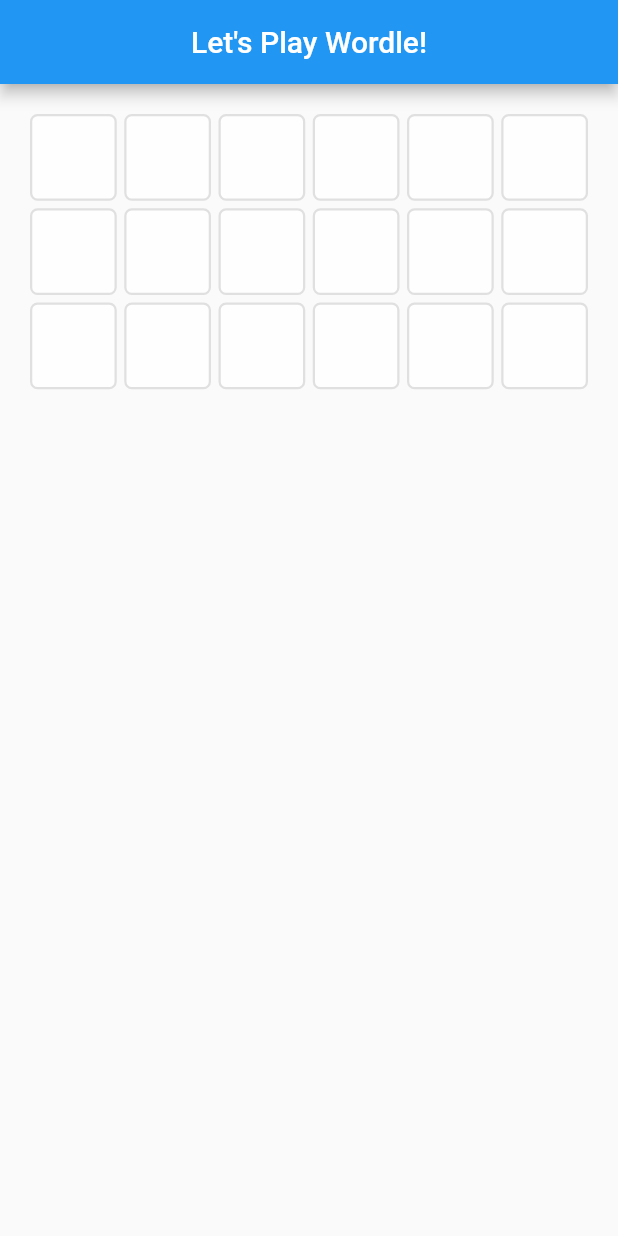
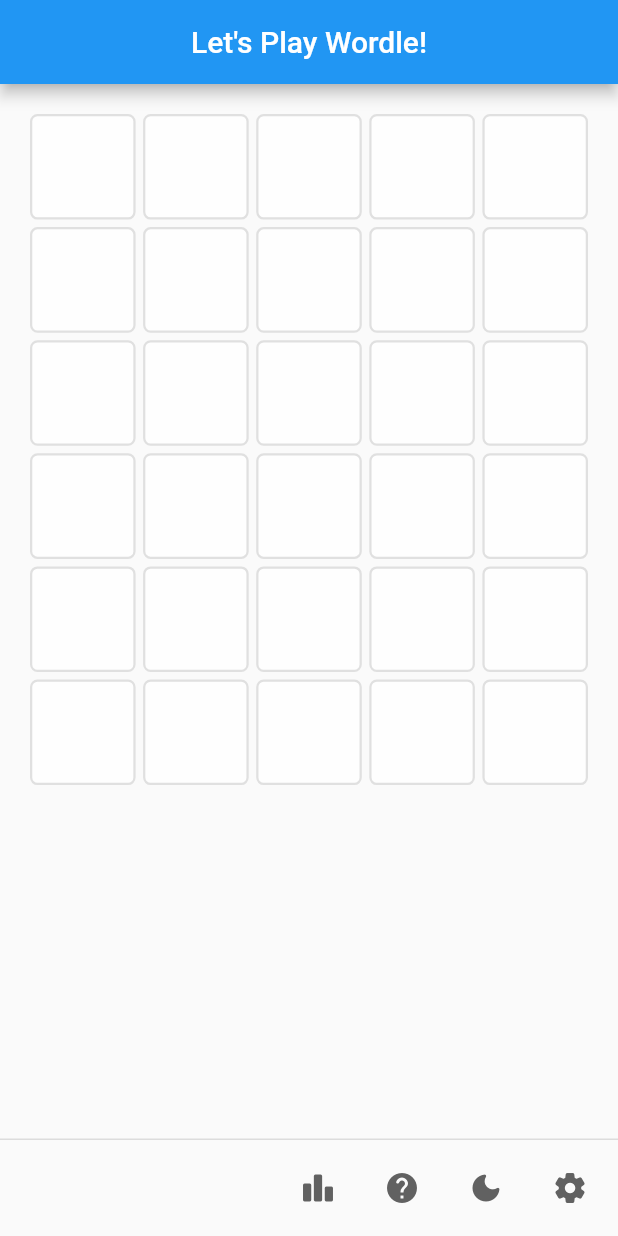
Before and after one commit to Fredorixo/wordle-puzzle-game, a Flutter app: the screen it shows after launch, on a phone screen of 412 x 824 dp. Run offline on Flutter 3.47's test engine with Material 2 defaults, Android fonts, the phone set to English and light mode, and no system bars.

Commit message:
Add Footer Buttons, Settings to change grid size, Notes for learnings

```diff
--- /dev/null
+++ b/lib/footer_buttons/settings.dart
@@ -0,0 +1,119 @@
+import "package:flutter/material.dart";
+import "package:wordle/constants/difficulty.dart";
+
+class Settings extends StatefulWidget {
+  final int letters;
+  final Difficulty difficulty;
+  final void Function(int) updateLetterCount;
+  final void Function(Difficulty) updateDifficulty;
+
+  const Settings({
+    Key? key,
+    required this.letters,
+    required this.difficulty,
+    required this.updateDifficulty,
+    required this.updateLetterCount,
+  }) : super(key: key);
+
+  @override
+  State<Settings> createState() => _SettingsState();
+}
+
+class _SettingsState extends State<Settings> {
+  @override
+  Widget build(BuildContext context) {
+    return IconButton(
+      tooltip: "Settings",
+      icon: Icon(
+        Icons.settings_rounded,
+        color: Colors.grey.shade700,
+        semanticLabel: "Settings",
+      ),
+      onPressed: () {
+        showModalBottomSheet(
+          enableDrag: false,
+          context: context,
+          builder: (BuildContext context) {
+            return Padding(
+              padding: const EdgeInsets.symmetric(vertical: 10.0),
+              child: Column(
+                mainAxisSize: MainAxisSize.min,
+                children: [
+                  ListTile(
+                    title: const Text("Difficulty"),
+                    subtitle: Wrap(
+                      spacing: 5.0,
+                      children: [
+                        ChoiceChip(
+                          label: const Text("Easy"),
+                          selected: widget.difficulty == Difficulty.easy,
+                          selectedColor: Colors.lightGreen,
+                          onSelected: (bool selected) {
+                            if (selected) {
+                              widget.updateDifficulty(Difficulty.easy);
+                            }
+                          },
+                          shape: ContinuousRectangleBorder(
+                            borderRadius: BorderRadius.circular(5.0),
+                          ),
+                        ),
+                        ChoiceChip(
+                          label: const Text("Medium"),
+                          selected: widget.difficulty == Difficulty.medium,
+                          selectedColor: Colors.yellow.shade800,
+                          onSelected: (bool selected) {
+                            if (selected) {
+                              widget.updateDifficulty(Difficulty.medium);
+                            }
+                          },
+                          shape: ContinuousRectangleBorder(
+                            borderRadius: BorderRadius.circular(5.0),
+                          ),
+                        ),
+                        ChoiceChip(
+                          label: const Text("Hard"),
+                          selected: widget.difficulty == Difficulty.hard,
+                          selectedColor: Colors.red.shade400,
+                          onSelected: (bool selected) {
+                            if (selected) {
+                              widget.updateDifficulty(Difficulty.hard);
+                            }
+                          },
+                          shape: ContinuousRectangleBorder(
+                            borderRadius: BorderRadius.circular(5.0),
+                          ),
+                        ),
+                      ],
+                    ),
+                  ),
+                  const Divider(),
+                  ListTile(
+                    title: const Text("Number of Letters"),
+                    subtitle: Wrap(
+                      children: [
+                        for (int count = 3; count <= 8; ++count)
+                          ChoiceChip(
+                            label: Text("$count"),
+                            selected: widget.letters == count,
+                            selectedColor: Colors.grey,
+                            onSelected: (bool selected) {
+                              if (selected) {
+                                widget.updateLetterCount(count);
+                              }
+                            },
+                            shape: ContinuousRectangleBorder(
+                              borderRadius: BorderRadius.circular(5.0),
+                            ),
+                          )
+                      ],
+                    ),
+                  ),
+                ],
+              ),
+            );
+          },
+        );
+      },
+    );
+  }
+}
--- a/lib/main.dart
+++ b/lib/main.dart
@@ -1,28 +1,4 @@
 import "package:flutter/material.dart";
-import "package:wordle/constants/difficulty.dart";
-import "package:wordle/text_field_grid.dart";
+import "package:wordle/wordle_app.dart";
 
-void main() => runApp(const MyApp());
-
-class MyApp extends StatelessWidget {
-  const MyApp({Key? key}) : super(key: key);
-
-  @override
-  Widget build(BuildContext context) {
-    return MaterialApp(
-      title: "Wordle App",
-      theme: ThemeData(primarySwatch: Colors.blue),
-      home: Scaffold(
-        appBar: AppBar(
-          title: const Text("Let's Play Wordle!"),
-          centerTitle: true,
-        ),
-        body: TextFieldGrid(
-          word: "MOBILE",
-          difficulty: Difficulty.medium,
-        ),
-      ),
-      debugShowCheckedModeBanner: false,
-    );
-  }
-}
+void main() => runApp(const WordleApp());
--- a/lib/text_field_grid.dart
+++ b/lib/text_field_grid.dart
@@ -6,7 +6,14 @@ import "package:wordle/text_field_tile.dart";
 class TextFieldGrid extends StatefulWidget {
   final String word;
   final Difficulty difficulty;
+
   final Map<String, int> map = {};
+  late final int tries;
+  late final List<List<FocusNode>> nodes;
+  late final List<List<Color>> fillColors;
+  late final List<bool> isReadOnly;
+  late final List<List<TextEditingController>> controllers;
+  late final List<Color> textColors;
 
   TextFieldGrid({
     Key? key,
@@ -16,29 +23,13 @@ class TextFieldGrid extends StatefulWidget {
     for (int i = 0; i < word.length; ++i) {
       map[word[i]] = map.containsKey(word[i]) ? map[word[i]]! + 1 : 1;
     }
-  }
 
-  @override
-  State<TextFieldGrid> createState() => _TextFieldGridState();
-}
-
-class _TextFieldGridState extends State<TextFieldGrid> {
-  late final int tries;
-  late final List<List<FocusNode>> nodes;
-  late List<List<Color>> fillColors;
-  late final List<bool> isReadOnly;
-  late final List<List<TextEditingController>> controllers;
-  late final List<Color> textColors;
-
-  @override
-  void initState() {
-    super.initState();
-    tries = attempts[widget.difficulty]!;
+    tries = attempts[difficulty]!;
 
     controllers = List.generate(
       tries,
       (_) => List.generate(
-        widget.word.length,
+        word.length,
         (_) => TextEditingController(),
         growable: false,
       ),
@@ -48,7 +39,7 @@ class _TextFieldGridState extends State<TextFieldGrid> {
     nodes = List.generate(
       tries,
       (_) => List.generate(
-        widget.word.length,
+        word.length,
         (_) => FocusNode(),
         growable: false,
       ),
@@ -58,7 +49,7 @@ class _TextFieldGridState extends State<TextFieldGrid> {
     fillColors = List.generate(
       tries,
       (_) => List.filled(
-        widget.word.length,
+        word.length,
         Colors.white70,
       ),
       growable: false,
@@ -69,11 +60,16 @@ class _TextFieldGridState extends State<TextFieldGrid> {
   }
 
   @override
+  State<TextFieldGrid> createState() => _TextFieldGridState();
+}
+
+class _TextFieldGridState extends State<TextFieldGrid> {
+  @override
   void dispose() {
-    for (int i = 0; i < tries; ++i) {
+    for (int i = 0; i < widget.tries; ++i) {
       for (int j = 0; j < widget.word.length; ++j) {
-        controllers[i][j].dispose();
-        nodes[i][j].dispose();
+        widget.controllers[i][j].dispose();
+        widget.nodes[i][j].dispose();
       }
     }
 
@@ -121,22 +117,24 @@ class _TextFieldGridState extends State<TextFieldGrid> {
   void onSubmit(int row) {
     String guess = "";
 
-    for (final TextEditingController controller in controllers[row]) {
+    for (final TextEditingController controller in widget.controllers[row]) {
       guess = guess + controller.text;
     }
 
     // Alert the user if the guess is too short
     if (guess.length < widget.word.length) {
-      showDialog(
-        context: context,
-        builder: (BuildContext context) => AlertDialog(
-          title: const Text("Word is Too Short"),
-          actions: [
-            TextButton(
-              onPressed: () => Navigator.pop(context, "OK"),
-              child: const Text("OK"),
-            )
-          ],
+      ScaffoldMessenger.of(context).showSnackBar(
+        SnackBar(
+          content: const Text(
+            "Word is Too Short",
+            style: TextStyle(
+              fontSize: 20.0,
+            ),
+            textAlign: TextAlign.center,
+          ),
+          duration: const Duration(seconds: 1),
+          behavior: SnackBarBehavior.floating,
+          backgroundColor: Colors.blue.shade600,
         ),
       );
 
@@ -144,36 +142,34 @@ class _TextFieldGridState extends State<TextFieldGrid> {
     }
 
     List<Outcome> outcomes = validate(guess);
-    List<List<Color>> updatedColors = fillColors;
 
+    setState(() {
       for (int j = 0; j < widget.word.length; ++j) {
         if (outcomes[j] == Outcome.correct) {
-        updatedColors[row][j] = Colors.lightGreen.shade600;
+          widget.fillColors[row][j] = Colors.lightGreen.shade600;
         } else if (outcomes[j] == Outcome.partiallyCorrect) {
-        updatedColors[row][j] = Colors.yellow.shade700;
+          widget.fillColors[row][j] = Colors.yellow.shade700;
         } else {
-        updatedColors[row][j] = Colors.grey;
+          widget.fillColors[row][j] = Colors.grey;
         }
       }
 
-    setState(() {
-      fillColors = updatedColors;
-      textColors[row] = Colors.white;
-      isReadOnly[row] = true;
+      widget.textColors[row] = Colors.white;
+      widget.isReadOnly[row] = true;
     });
   }
 
   // Search the intended position for editing
   FocusNode? searchEditingPosition() {
-    for (int i = 0; i < tries; ++i) {
-      if (isReadOnly[i] == false) {
+    for (int i = 0; i < widget.tries; ++i) {
+      if (widget.isReadOnly[i] == false) {
         for (int j = 0; j < widget.word.length; ++j) {
-          if (controllers[i][j].text.isEmpty) {
-            return nodes[i][j];
+          if (widget.controllers[i][j].text.isEmpty) {
+            return widget.nodes[i][j];
           }
         }
 
-        return nodes[i].last;
+        return widget.nodes[i].last;
       }
     }
 
@@ -188,19 +184,20 @@ class _TextFieldGridState extends State<TextFieldGrid> {
       mainAxisSpacing: 5.0,
       crossAxisCount: widget.word.length,
       children: [
-        for (int i = 0; i < tries; ++i)
+        for (int i = 0; i < widget.tries; ++i)
           for (int j = 0; j < widget.word.length; ++j)
             TextFieldTile(
               onSubmit: () => onSubmit(i),
               onTap: searchEditingPosition,
-              controller: controllers[i][j],
-              focusNode: nodes[i][j],
-              backward: j > 0 ? nodes[i][j - 1] : null,
-              forward: j + 1 < widget.word.length ? nodes[i][j + 1] : null,
-              backController: j > 0 ? controllers[i][j - 1] : null,
-              isReadOnly: isReadOnly[i],
-              fillColor: fillColors[i][j],
-              textColor: textColors[i],
+              controller: widget.controllers[i][j],
+              focusNode: widget.nodes[i][j],
+              backward: j > 0 ? widget.nodes[i][j - 1] : null,
+              forward:
+                  j + 1 < widget.word.length ? widget.nodes[i][j + 1] : null,
+              backController: j > 0 ? widget.controllers[i][j - 1] : null,
+              isReadOnly: widget.isReadOnly[i],
+              fillColor: widget.fillColors[i][j],
+              textColor: widget.textColors[i],
             )
       ],
     );
--- a/lib/text_field_tile.dart
+++ b/lib/text_field_tile.dart
@@ -43,6 +43,7 @@ class TextFieldTile extends StatelessWidget {
   @override
   Widget build(BuildContext context) {
     return Container(
+      alignment: Alignment.center,
       decoration: BoxDecoration(
         color: fillColor,
         border: Border.all(
--- /dev/null
+++ b/lib/wordle_app.dart
@@ -0,0 +1,81 @@
+import "package:flutter/material.dart";
+import "package:wordle/constants/difficulty.dart";
+import "package:wordle/footer_buttons/settings.dart";
+import "package:wordle/text_field_grid.dart";
+
+class WordleApp extends StatefulWidget {
+  const WordleApp({Key? key}) : super(key: key);
+
+  @override
+  State<WordleApp> createState() => _WordleAppState();
+}
+
+class _WordleAppState extends State<WordleApp> {
+  Difficulty _difficulty = Difficulty.easy;
+  int _letters = 3;
+
+  void updateLetterCount(int letters) {
+    setState(() {
+      _letters = letters;
+    });
+  }
+
+  void updateDifficulty(Difficulty difficulty) {
+    setState(() {
+      _difficulty = difficulty;
+    });
+  }
+
+  @override
+  Widget build(BuildContext context) {
+    return MaterialApp(
+      title: "Wordle App",
+      theme: ThemeData(primarySwatch: Colors.blue),
+      home: Scaffold(
+        appBar: AppBar(
+          title: const Text("Let's Play Wordle!"),
+          centerTitle: true,
+        ),
+        body: SafeArea(
+          child: TextFieldGrid(
+            word: "APPLE",
+            difficulty: _difficulty,
+          ),
+        ),
+        persistentFooterButtons: [
+          IconButton(
+            onPressed: () {},
+            icon: Icon(
+              Icons.leaderboard_rounded,
+              color: Colors.grey.shade700,
+              semanticLabel: "Leaderboard",
+            ),
+          ),
+          IconButton(
+            onPressed: () {},
+            icon: Icon(
+              Icons.help_rounded,
+              color: Colors.grey.shade700,
+              semanticLabel: "Help",
+            ),
+          ),
+          IconButton(
+            onPressed: () {},
+            icon: Icon(
+              Icons.dark_mode_rounded,
+              color: Colors.grey.shade700,
+              semanticLabel: "Dark Mode",
+            ),
+          ),
+          Settings(
+            letters: _letters,
+            difficulty: _difficulty,
+            updateDifficulty: updateDifficulty,
+            updateLetterCount: updateLetterCount,
+          ),
+        ],
+      ),
+      debugShowCheckedModeBanner: false,
+    );
+  }
+}
```
Also changed, not shown: 2 other files. Lines whose indentation alone changed are shown as unchanged.
